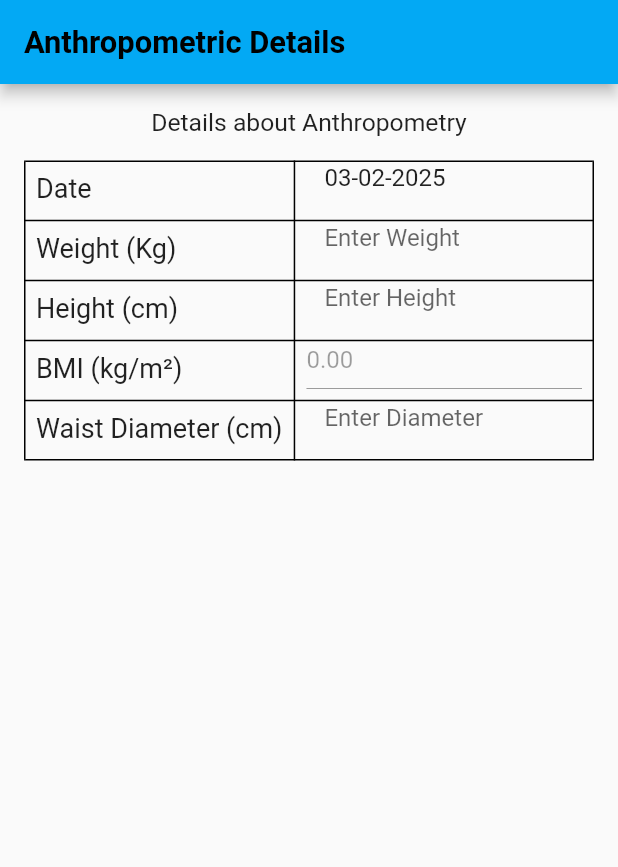
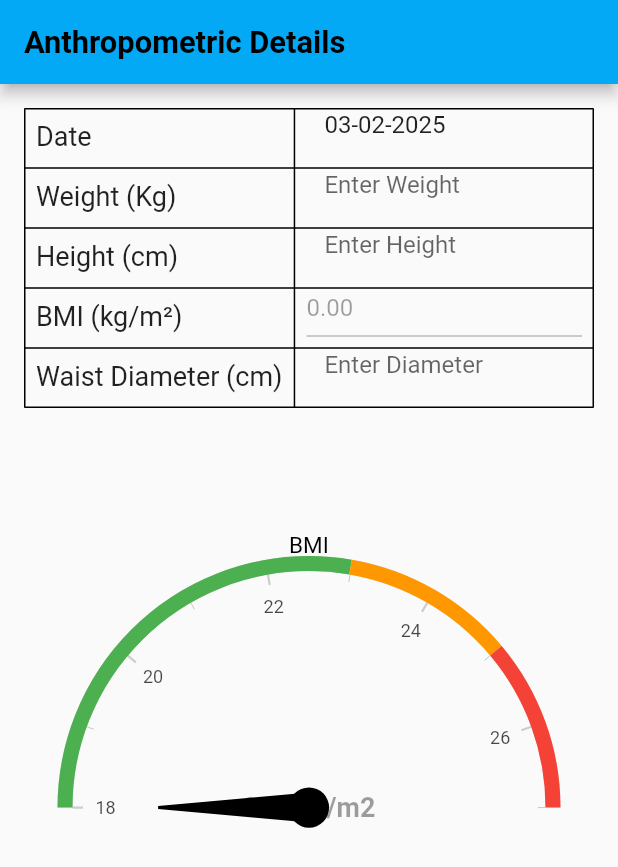
Before and after one commit to AnshumSingla/diacare360, a Flutter app: the Details screen opened directly, on a phone screen of 412 x 824 dp. Shown: the top 867 px of the screen. Run offline on Flutter 3.47's test engine with Material 3 defaults, Android fonts, the phone set to English and light mode, and no system bars; drawn by our look-alikes of syncfusion_flutter_gauges; our stand-ins replace fl_chart.

Commit message:
created a basic sample of the guage

```diff
--- /dev/null
+++ b/lib/Pages/Utility/radialGuage.dart
@@ -0,0 +1,43 @@
+import 'package:flutter/material.dart';
+import 'package:syncfusion_flutter_gauges/gauges.dart';
+
+SfRadialGauge radialGauge(String title, double value) {
+  return SfRadialGauge(
+    title: GaugeTitle(text: title),
+    axes: <RadialAxis>[
+      RadialAxis(
+        minimum: 18,
+        maximum: 27,
+        startAngle: 180,
+        endAngle: 360,
+        ranges: <GaugeRange>[
+          GaugeRange(startValue: 18, endValue: 22.99, color: Colors.green),
+          GaugeRange(startValue: 22.99, endValue: 25, color: Colors.orange),
+          GaugeRange(startValue: 25, endValue: 27, color: Colors.red),
+        ],
+        interval: 2,
+        pointers: <GaugePointer>[
+          NeedlePointer(
+              value: value > 30
+                  ? 30
+                  : value < 15
+                      ? 15
+                      : value),
+        ],
+        canRotateLabels: true,
+        radiusFactor: 1.01,
+        annotations: <GaugeAnnotation>[
+          GaugeAnnotation(
+            widget: Text(
+              value.toStringAsFixed(2) + 'kg/m2',
+              style: const TextStyle(
+                  fontSize: 18,
+                  fontWeight: FontWeight.bold,
+                  color: Colors.black38),
+            ),
+          ),
+        ],
+      ),
+    ],
+  );
+}
--- a/lib/Pages/homePageGrid/Details.dart
+++ b/lib/Pages/homePageGrid/Details.dart
@@ -1,7 +1,7 @@
 import 'package:flutter/material.dart';
 import 'package:intl/intl.dart';
 import 'package:diacare360/Pages/Utility/tables.dart' as tables;
-import 'package:syncfusion_flutter_gauges/gauges.dart';
+import 'package:diacare360/Pages/Utility/radialGuage.dart' as guage;
 
 class Details extends StatefulWidget {
   const Details({super.key});
@@ -45,6 +45,9 @@ class _DetailsState extends State<Details> {
 
   @override
   Widget build(BuildContext context) {
+    final screenWidth = MediaQuery.of(context).size.width;
+    final screenHeight = MediaQuery.of(context).size.height;
+
     // Responsive text styles
     TextStyle titleTextStyle = TextStyle(
       fontSize:
@@ -64,17 +67,12 @@ class _DetailsState extends State<Details> {
           style: titleTextStyle,
         ),
       ),
-      body: Center(
+      body: SingleChildScrollView(
+        child: Center(
           child: Padding(
             padding: const EdgeInsets.all(16.0),
             child: Column(
               children: [
-              Text(
-                "Details about Anthropometry",
-                style: bodyTextStyle,
-                textAlign: TextAlign.center, // Centers the text
-              ),
-              const SizedBox(height: 16),
                 Table(
                   border: TableBorder.all(),
                   columnWidths: const <int, TableColumnWidth>{
@@ -120,7 +118,6 @@ class _DetailsState extends State<Details> {
                       onChanged: (value) {
                         setState(() {
                           diameter = double.tryParse(value) ?? 0;
-                        _calculateBMI();
                         });
                       },
                     ),
@@ -134,7 +131,10 @@ class _DetailsState extends State<Details> {
                       style: const TextStyle(color: Colors.red),
                     ),
                   ),
+                SizedBox(height: screenHeight * 0.1),
+                guage.radialGauge('BMI', bmi),
               ],
+            ),
           ),
         ),
       ),
```
Also changed, not shown: lib/Pages/Utility/tables.dart (line endings or trailing spaces). Lines whose indentation alone changed are shown as unchanged.
